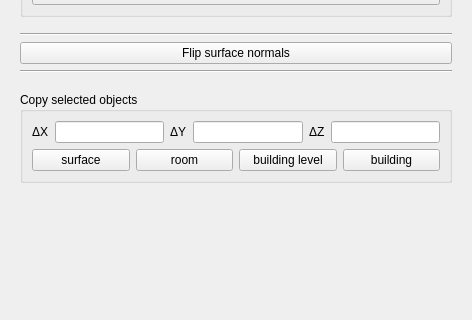
First picture: the form in SIM-VICUS/src/SVPropEditGeometry.ui, repository ghorwin/SIM-VICUS, before the edit; both pictures show x 0 to 472 and y 265 to 585 of the 472 by 776 pixel window.
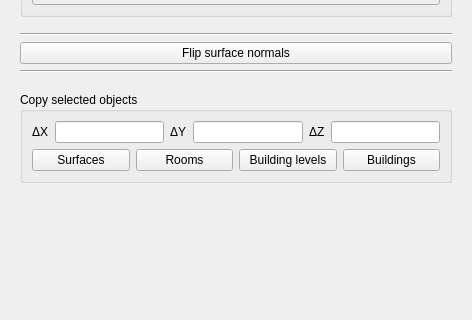
Second picture: the form after the edit. Icons and pictures are not drawn. Custom widgets are drawn as their Qt base class.

Commit message: Partial refactoring of edit geometry.

Patch:
```diff
--- a/SIM-VICUS/src/SVPropEditGeometry.ui
+++ b/SIM-VICUS/src/SVPropEditGeometry.ui
@@ -628,28 +628,28 @@
             <item>
              <widget class="QPushButton" name="pushButtonCopySurfaces">
               <property name="text">
-               <string>surface</string>
+               <string>Surfaces</string>
               </property>
              </widget>
             </item>
             <item>
              <widget class="QPushButton" name="pushButtonCopyRooms">
               <property name="text">
-               <string>room</string>
+               <string>Rooms</string>
               </property>
              </widget>
             </item>
             <item>
              <widget class="QPushButton" name="pushButtonCopyBuildingLvls">
               <property name="text">
-               <string>building level</string>
+               <string>Building levels</string>
               </property>
              </widget>
             </item>
             <item>
              <widget class="QPushButton" name="pushButtonCopyBuilding">
               <property name="text">
-               <string>building</string>
+               <string>Buildings</string>
               </property>
              </widget>
             </item>
```
Left out of the diff: 2 changed lines with no effect on the pictures. The commit also changes 2 other files.
